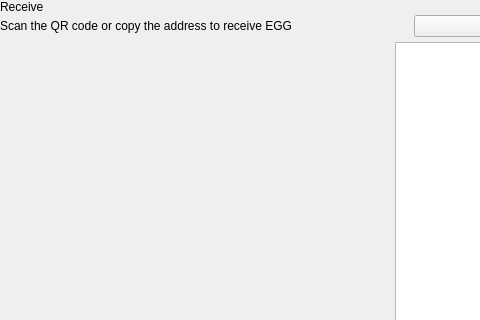
Before: the Qt Designer form src/qt/pivx/forms/receivewidget.ui in KingricharVD/DSW, drawn with Qt 5; both pictures show x 0 to 480 and y 0 to 320 of the 629 by 629 pixel window.
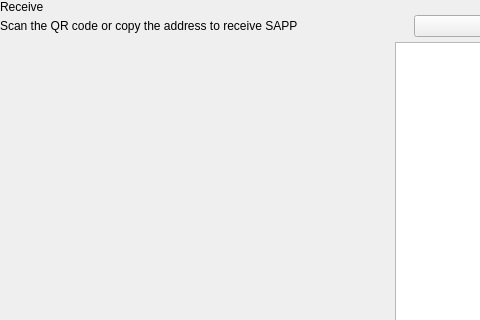
After: the same form once the commit is applied. Custom widgets are drawn as their Qt base class.

What changed in the file:
```diff
--- a/src/qt/pivx/forms/receivewidget.ui
+++ b/src/qt/pivx/forms/receivewidget.ui
@@ -78,7 +78,7 @@
             <item alignment="Qt::AlignTop">
              <widget class="QLabel" name="labelSubtitle1">
               <property name="text">
-               <string>Scan the QR code or copy the address to receive EGG</string>
+               <string>Scan the QR code or copy the address to receive SAPP</string>
               </property>
              </widget>
             </item>
```
